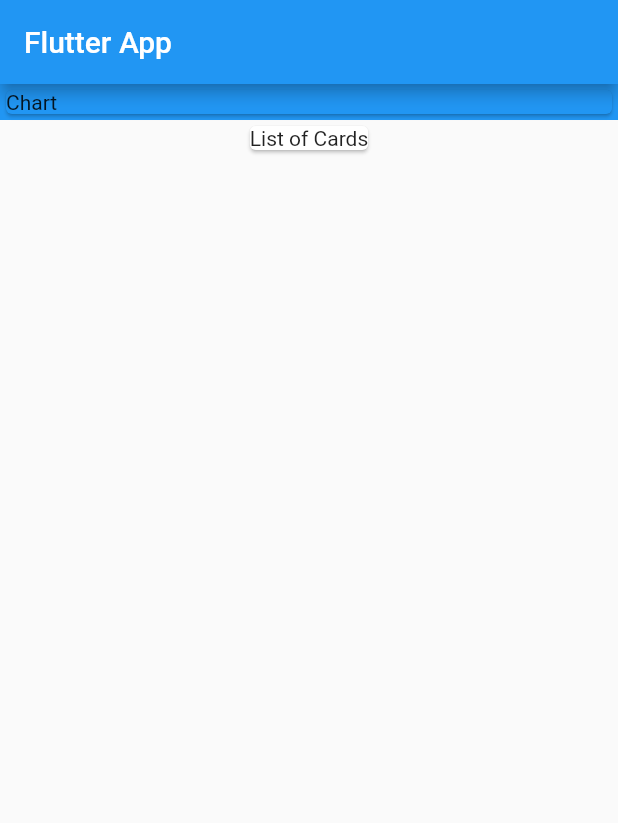
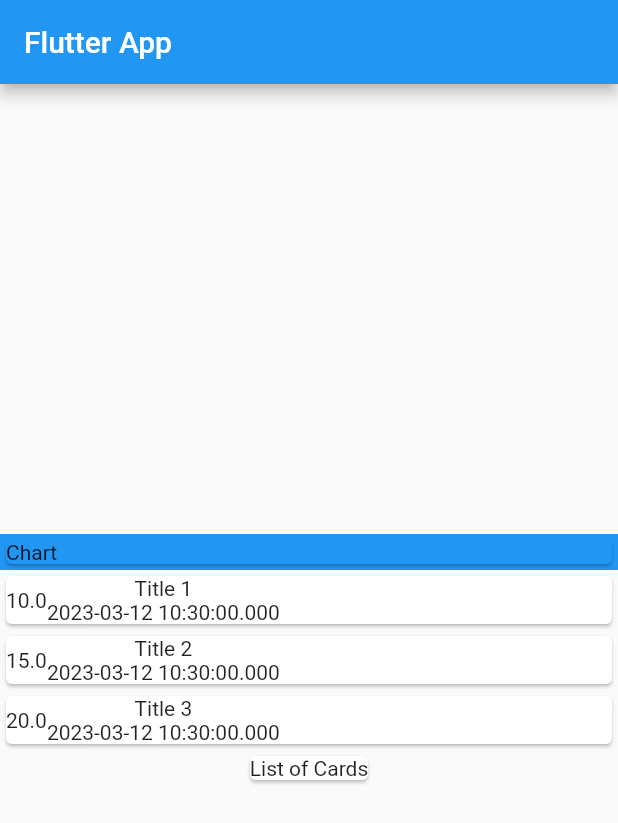
Before and after one commit to Tris-909/Flutter, a Flutter app: the screen it shows after launch, on a phone screen of 412 x 824 dp. Shown: the top 823 px of the screen. Run offline on Flutter 3.47's test engine with Material 2 defaults, Android fonts, the light colour scheme and no system bars.

Commit message:
(14) Expenses-app : Adding a dummy transaction list without styling

```diff
--- a/expenses_app/lib/main.dart
+++ b/expenses_app/lib/main.dart
@@ -1,4 +1,5 @@
 import 'package:flutter/material.dart';
+import './transaction.dart';
 
 void main() {
   runApp(MyApp());
@@ -12,6 +13,12 @@
 }
 
 class MyHomePage extends StatelessWidget {
+  final List<Transaction> transactions = [
+    Transaction(id: "1", title: 'Title 1', amount: 10.00, date: DateTime.now()),
+    Transaction(id: "2", title: 'Title 2', amount: 15.00, date: DateTime.now()),
+    Transaction(id: "3", title: 'Title 3', amount: 20.00, date: DateTime.now()),
+  ];
+
   @override
   Widget build(BuildContext context) {
     return Scaffold(
@@ -27,10 +34,23 @@
                 ),
                 width: double.infinity,
                 color: Colors.blue),
+            Column(
+              children: [
+                ...transactions.map((transaction) => Card(
+                        child: Row(children: [
+                      Container(child: Text(transaction.amount.toString())),
+                      Column(children: [
+                        Text(transaction.title),
+                        Text(transaction.date.toString())
+                      ]),
+                    ])))
+              ],
+            ),
             Card(
               child: Text('List of Cards'),
             )
           ],
+          mainAxisAlignment: MainAxisAlignment.center,
         ));
   }
 }
--- /dev/null
+++ b/expenses_app/lib/transaction.dart
@@ -0,0 +1,14 @@
+import 'package:flutter/foundation.dart';
+
+class Transaction {
+  final String id;
+  final String title;
+  final double amount;
+  final DateTime date;
+
+  Transaction(
+      {@required this.id,
+      @required this.title,
+      @required this.amount,
+      @required this.date});
+}
```
